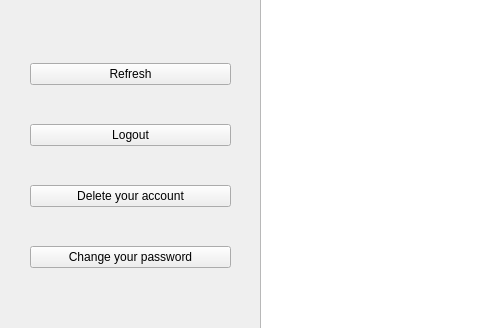
Before: the Qt Designer form Biblioteca/UserApp/BorrowedBooksList.ui in EchipaSMC/Biblioteca, drawn with Qt 5; both pictures show x 0 to 480 and y 180 to 508 of the 1191 by 690 pixel window.
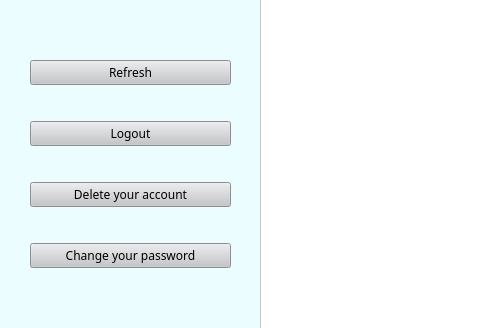
After: the same form once the commit is applied.

```diff
--- a/Biblioteca/UserApp/BorrowedBooksList.ui
+++ b/Biblioteca/UserApp/BorrowedBooksList.ui
@@ -13,6 +13,10 @@
   <property name="windowTitle">
    <string>Borrowed Books</string>
   </property>
+  <property name="styleSheet">
+   <string notr="true">background-color: rgb(235, 253, 255);
+</string>
+  </property>
   <widget class="QWidget" name="verticalLayoutWidget">
    <property name="geometry">
     <rect>
@@ -36,7 +40,11 @@
      <number>30</number>
     </property>
     <item>
-     <widget class="QListWidget" name="borrowedBooksList"/>
+     <widget class="QListWidget" name="borrowedBooksList">
+      <property name="styleSheet">
+       <string notr="true">background-color: rgb(255, 255, 255);</string>
+      </property>
+     </widget>
     </item>
    </layout>
   </widget>
@@ -64,6 +72,14 @@
     </property>
     <item>
      <widget class="QPushButton" name="refreshBtn">
+      <property name="font">
+       <font>
+        <family>Bahnschrift SemiBold</family>
+       </font>
+      </property>
+      <property name="styleSheet">
+       <string notr="true">background-color: rgb(197, 198, 200);</string>
+      </property>
       <property name="text">
        <string>Refresh</string>
       </property>
@@ -71,6 +87,14 @@
     </item>
     <item>
      <widget class="QPushButton" name="logOutBtn">
+      <property name="font">
+       <font>
+        <family>Bahnschrift SemiBold</family>
+       </font>
+      </property>
+      <property name="styleSheet">
+       <string notr="true">background-color: rgb(197, 198, 200);</string>
+      </property>
       <property name="text">
        <string>Logout</string>
       </property>
@@ -78,6 +102,14 @@
     </item>
     <item>
      <widget class="QPushButton" name="deleteUserBtn">
+      <property name="font">
+       <font>
+        <family>Bahnschrift SemiBold</family>
+       </font>
+      </property>
+      <property name="styleSheet">
+       <string notr="true">background-color: rgb(197, 198, 200);</string>
+      </property>
       <property name="text">
        <string>Delete your account</string>
       </property>
@@ -85,6 +117,14 @@
     </item>
     <item>
      <widget class="QPushButton" name="changePasswordBtn">
+      <property name="font">
+       <font>
+        <family>Bahnschrift SemiBold</family>
+       </font>
+      </property>
+      <property name="styleSheet">
+       <string notr="true">background-color: rgb(197, 198, 200);</string>
+      </property>
       <property name="text">
        <string>Change your password</string>
       </property>
```
